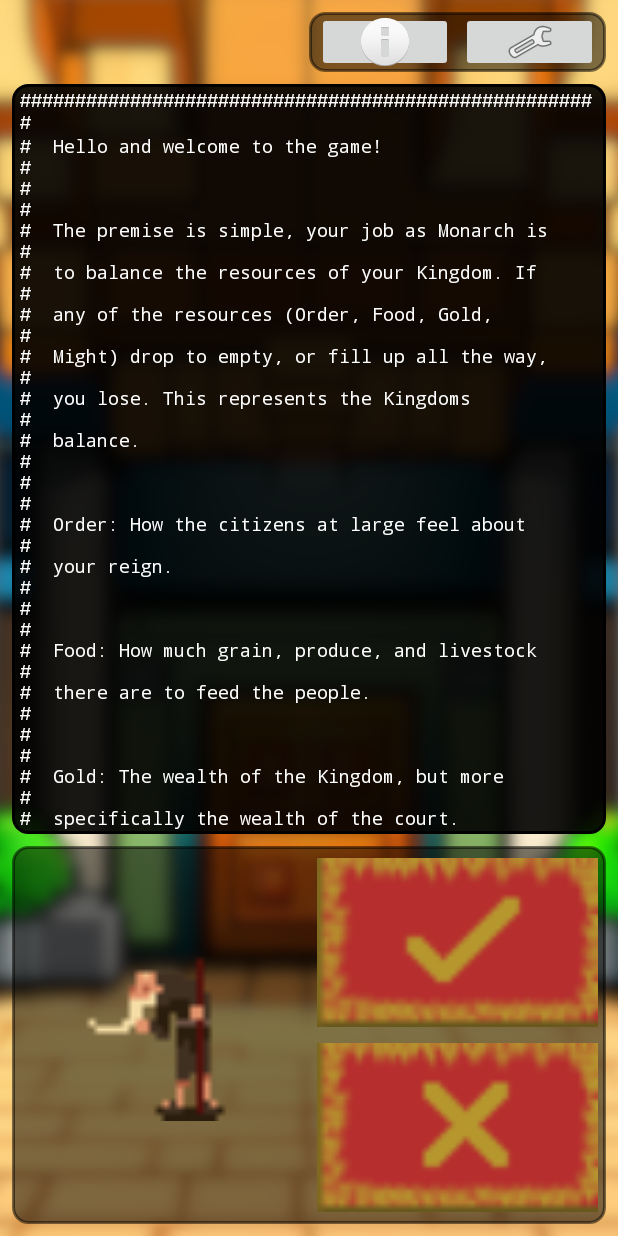
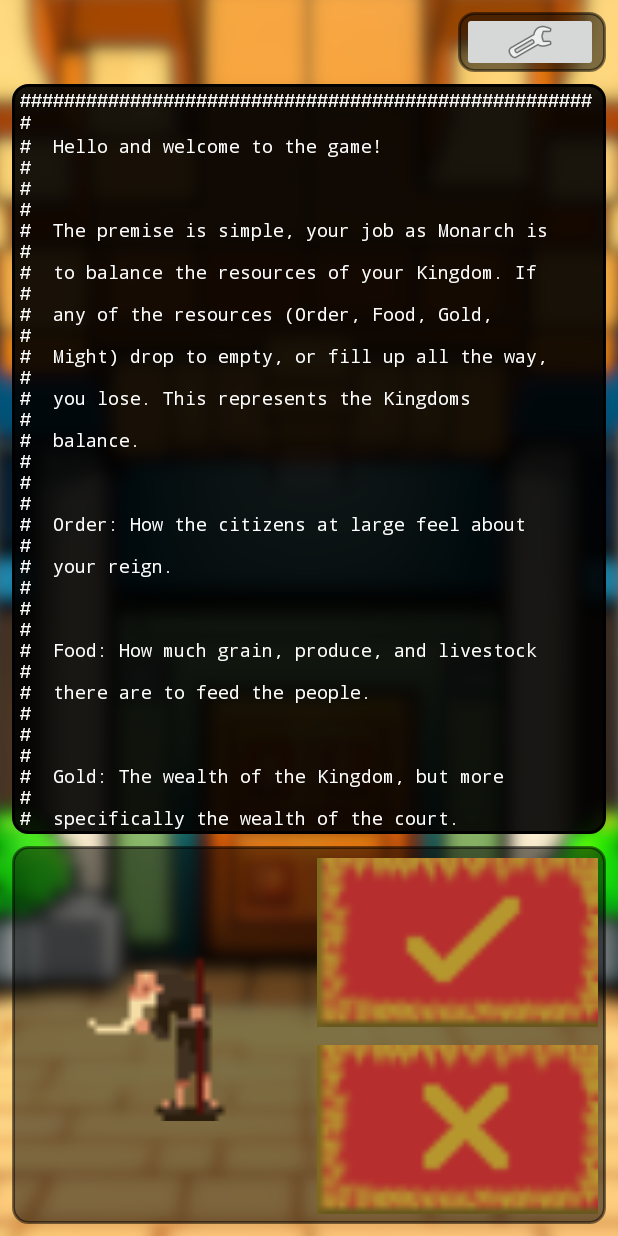
Before and after one commit to DanK-R/MiniKing, an Android app: the GameActivity screen opened directly, with no data from a screen before it, on a phone screen of 412 x 824 dp. Run offline under Robolectric (Android 15) with nearby library versions, the phone set to English and light mode, and no system bars.

Commit message:
SaveDataParser untested but roughly outlined
revamped the buttons a bit,
     changed it so that buttons get listeners in GameLoop and MainActivity
           Asker is still an anomaly in that it creates listeners
     added main menu button presses to other 2
     added the 4 button view for MenuAsker

Added permissions for storage manipulation

MainActivity no longer a while loop

adjusted rounded_edges_white.xml transparency

```diff
--- a/app/src/main/AndroidManifest.xml
+++ b/app/src/main/AndroidManifest.xml
@@ -1,7 +1,8 @@
 <?xml version="1.0" encoding="utf-8"?>
 <manifest xmlns:android="http://schemas.android.com/apk/res/android"
     xmlns:tools="http://schemas.android.com/tools" >
-
+    <uses-permission android:name="android.permission.WRITE_EXTERNAL_STORAGE" />
+    <uses-permission android:name="android.permission.READ_EXTERNAL_STORAGE" />
     <application
         android:allowBackup="true"
         android:dataExtractionRules="@xml/data_extraction_rules"
@@ -12,6 +13,7 @@
         android:supportsRtl="true"
         android:theme="@style/Theme.MiniKing"
         tools:targetApi="31" >
+
         <activity
             android:name=".GameActivity"
             android:exported="false"
--- a/app/src/main/java/com/example/miniking/GameActivity.java
+++ b/app/src/main/java/com/example/miniking/GameActivity.java
@@ -4,6 +4,7 @@ import androidx.appcompat.app.ActionBar;
 import androidx.appcompat.app.AppCompatActivity;
 
 import android.content.Context;
+import android.graphics.ImageFormat;
 import android.os.Bundle;
 import android.view.View;
 import android.widget.FrameLayout;
@@ -12,11 +13,12 @@ import android.widget.LinearLayout;
 import android.widget.TextView;
 
 public class GameActivity extends AppCompatActivity {
-
+    GameActivity gameActivity;
     @Override
     protected void onCreate(Bundle savedInstanceState) {
         super.onCreate(savedInstanceState);
         setContentView(R.layout.activity_game);
+        gameActivity = GameActivity.this;
 
         View decorView = getWindow().getDecorView();
         // Hide the status bar.
@@ -30,38 +32,44 @@ public class GameActivity extends AppCompatActivity {
             actionBar.hide();
         }
 
-        ImageButton yesButton = findViewById(R.id.yesButton);
-        ImageButton noButton = findViewById(R.id.noButton);
+        ImageButton yesDutyButton = findViewById(R.id.yesDutyButton);
+        ImageButton noExitButton = findViewById(R.id.noExitButton);
+        ImageButton settingsButton = findViewById(R.id.settingsButton);
+        ImageButton mapButton = findViewById(R.id.mapButton);
         ImageButton helpButton = findViewById(R.id.helpButton);
-        ImageButton settingsButton = findViewById(R.id.settingsButton);
         LinearLayout buttonsLayout =findViewById(R.id.buttonsLayout);
         FrameLayout settingsLayout = findViewById(R.id.settingsLayout);
-
-        helpButton.setOnClickListener(new View.OnClickListener() {
-            @Override
-            public void onClick(View v) {
-                //open the help view again
-            }
-        });
 
         settingsButton.setOnClickListener(new View.OnClickListener() {
             @Override
             public void onClick(View v) {
                 //open settings page
                 if(settingsLayout.getVisibility() == View.VISIBLE) {
+
+                    yesDutyButton.setEnabled(true);
+                    noExitButton.setEnabled(true);
                     settingsLayout.setVisibility(View.INVISIBLE);
-                    buttonsLayout.setVisibility(View.VISIBLE);
                 }
                 else {
+                    yesDutyButton.setEnabled(false);
+                    noExitButton.setEnabled(false);
                     settingsLayout.setVisibility(View.VISIBLE);
-                    buttonsLayout.setVisibility(View.INVISIBLE);
                 }
             }
         });
 
-
         TextView display = (TextView) findViewById(R.id.dialogTextView);
-        new GameLoop(this, display, yesButton, noButton) {
+        new GameLoop(this, display, yesDutyButton, noExitButton, mapButton, helpButton, gameActivity){
         }.start();
     }
+
+    public void toggleButtonLayout(ImageButton btn) {
+        if(btn.getVisibility() == View.GONE) {
+            btn.setVisibility(View.VISIBLE);
+        }
+        else {
+            btn.setVisibility(View.GONE);
+        }
+
+    }
 }
--- a/app/src/main/res/drawable/rounded_edges_white.xml
+++ b/app/src/main/res/drawable/rounded_edges_white.xml
@@ -7,9 +7,9 @@
     <corners android:radius="10dp" />
 
     <!-- This is the border color -->
-    <stroke android:width="2dp" android:color="#C9DFD5D5" />
+    <stroke android:width="2dp" android:color="#99DFD5D5" />
 
     <!--- This is the background color -->
-    <solid android:color="#C9DFD5D5" />
+    <solid android:color="#99DFD5D5" />
 
 </shape>
--- a/app/src/main/res/layout/activity_game.xml
+++ b/app/src/main/res/layout/activity_game.xml
@@ -96,6 +96,16 @@
                 android:layout_height="match_parent"
                 android:layout_weight="1"
                 android:orientation="horizontal"></LinearLayout>
+            <LinearLayout
+                android:layout_width="match_parent"
+                android:layout_height="match_parent"
+                android:layout_weight="1"
+                android:orientation="horizontal"></LinearLayout>
+            <LinearLayout
+                android:layout_width="match_parent"
+                android:layout_height="match_parent"
+                android:layout_weight="1"
+                android:orientation="horizontal"></LinearLayout>
 
             <LinearLayout
                 android:layout_width="match_parent"
@@ -104,14 +114,14 @@
                 android:background="@drawable/rounded_edges_light"
                 android:orientation="horizontal">
 
-                <ImageButton
-                    android:id="@+id/helpButton"
-                    android:layout_width="wrap_content"
-                    android:layout_height="wrap_content"
-                    android:layout_weight="1"
-                    android:layout_marginRight="2.5dp"
-                    android:layout_marginLeft="5dp"
-                    app:srcCompat="@android:drawable/ic_dialog_info" />
+<!--                <ImageButton-->
+<!--                    android:id="@+id/helpButton"-->
+<!--                    android:layout_width="wrap_content"-->
+<!--                    android:layout_height="wrap_content"-->
+<!--                    android:layout_weight="1"-->
+<!--                    android:layout_marginRight="2.5dp"-->
+<!--                    android:layout_marginLeft="5dp"-->
+<!--                    app:srcCompat="@android:drawable/ic_dialog_info" />-->
 
                 <ImageButton
                     android:id="@+id/settingsButton"
@@ -175,9 +185,13 @@
                 android:layout_height="match_parent"
                 android:layout_weight="1"
                 android:orientation="vertical">
-
+                <LinearLayout
+                    android:layout_width="match_parent"
+                    android:layout_height="match_parent"
+                    android:layout_weight="1"
+                    android:orientation="horizontal">
                     <ImageButton
-                    android:id="@+id/yesButton"
+                        android:id="@+id/yesDutyButton"
                         android:layout_width="match_parent"
                         android:layout_height="match_parent"
                         android:layout_marginTop="5dp"
@@ -190,13 +204,48 @@
                         android:src="@drawable/yes_button_unpressed_5by3" />
 
                     <ImageButton
-                    android:id="@+id/noButton"
+                        android:id="@+id/mapButton"
                         android:layout_width="match_parent"
                         android:layout_height="match_parent"
+                        android:layout_marginTop="5dp"
+                        android:layout_marginBottom="2.5dp"
+                        android:layout_marginRight="5dp"
                         android:layout_marginLeft="5dp"
-                    android:layout_marginTop="2.5dp"
+                        android:layout_weight="1"
+                        android:background="#00FFFFFF"
+                        android:scaleType="fitCenter"
+                        android:scaleX="1"
+                        android:scaleY="1"
+                        android:src="@drawable/no_button_unpressed_5by3"
+                        android:visibility="gone"/>
+                </LinearLayout>
+                <LinearLayout
+                    android:layout_width="match_parent"
+                    android:layout_height="match_parent"
+                    android:layout_weight="1"
+                    android:orientation="horizontal">
+                    <ImageButton
+                        android:id="@+id/helpButton"
+                        android:layout_width="match_parent"
+                        android:layout_height="match_parent"
+                        android:layout_marginTop="5dp"
+                        android:layout_marginBottom="5dp"
                         android:layout_marginRight="5dp"
+                        android:layout_marginLeft="5dp"
+                        android:layout_weight="1"
+                        android:scaleType="fitCenter"
+                        android:background="#00FFFFFF"
+                        android:src="@drawable/yes_button_unpressed_5by3"
+                        android:visibility="gone"/>
+
+                    <ImageButton
+                        android:id="@+id/noExitButton"
+                        android:layout_width="match_parent"
+                        android:layout_height="match_parent"
+                        android:layout_marginTop="5dp"
                         android:layout_marginBottom="5dp"
+                        android:layout_marginRight="5dp"
+                        android:layout_marginLeft="5dp"
                         android:layout_weight="1"
                         android:background="#00FFFFFF"
                         android:scaleType="fitCenter"
@@ -206,5 +255,6 @@
                 </LinearLayout>
             </LinearLayout>
         </LinearLayout>
+    </LinearLayout>
 
 </androidx.constraintlayout.widget.ConstraintLayout>
```
Also changed, not shown: app/src/main/java/com/example/miniking/GameLoop.java (+145 -7 lines), app/src/main/java/com/example/miniking/MainActivity.java (+77 -29 lines), app/src/main/java/com/example/miniking/MenuAsker.java (+22 -8 lines), app/src/main/java/com/example/miniking/SaveDataParser.java (added, +92 -0 lines), app/src/main/res/layout/activity_main.xml (+18 -8 lines). Lines whose indentation alone changed are shown as unchanged.
